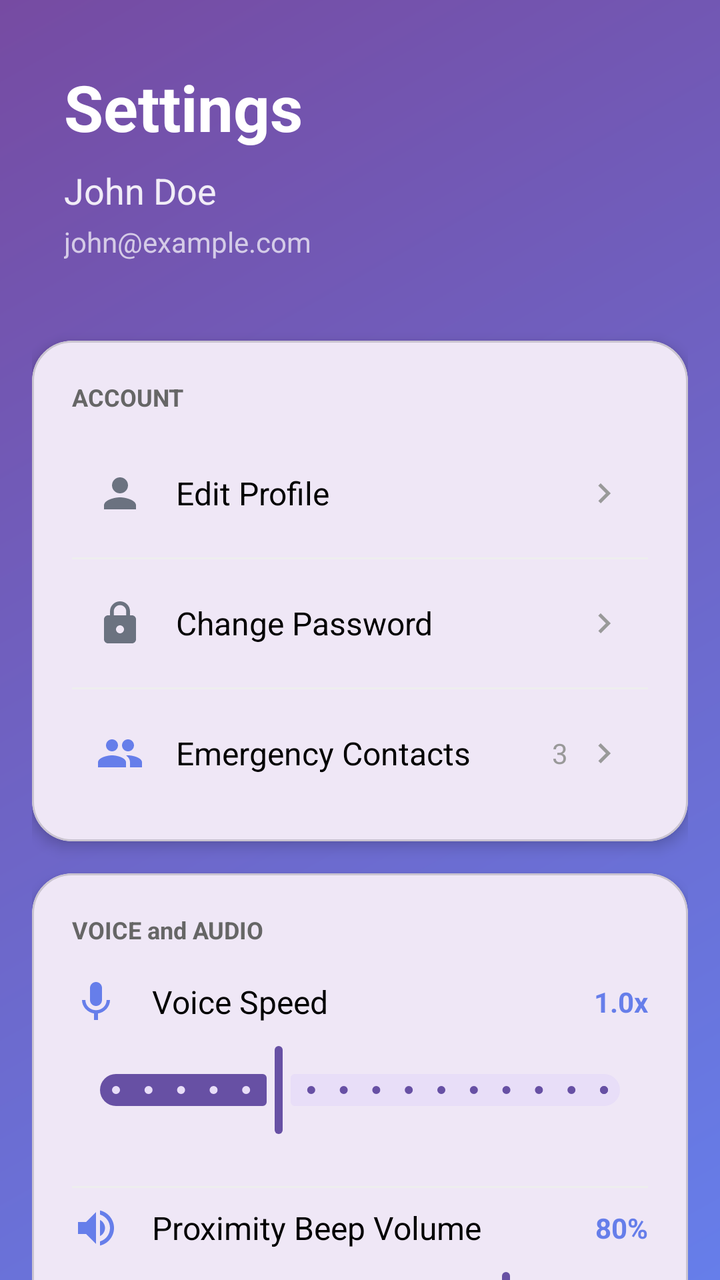
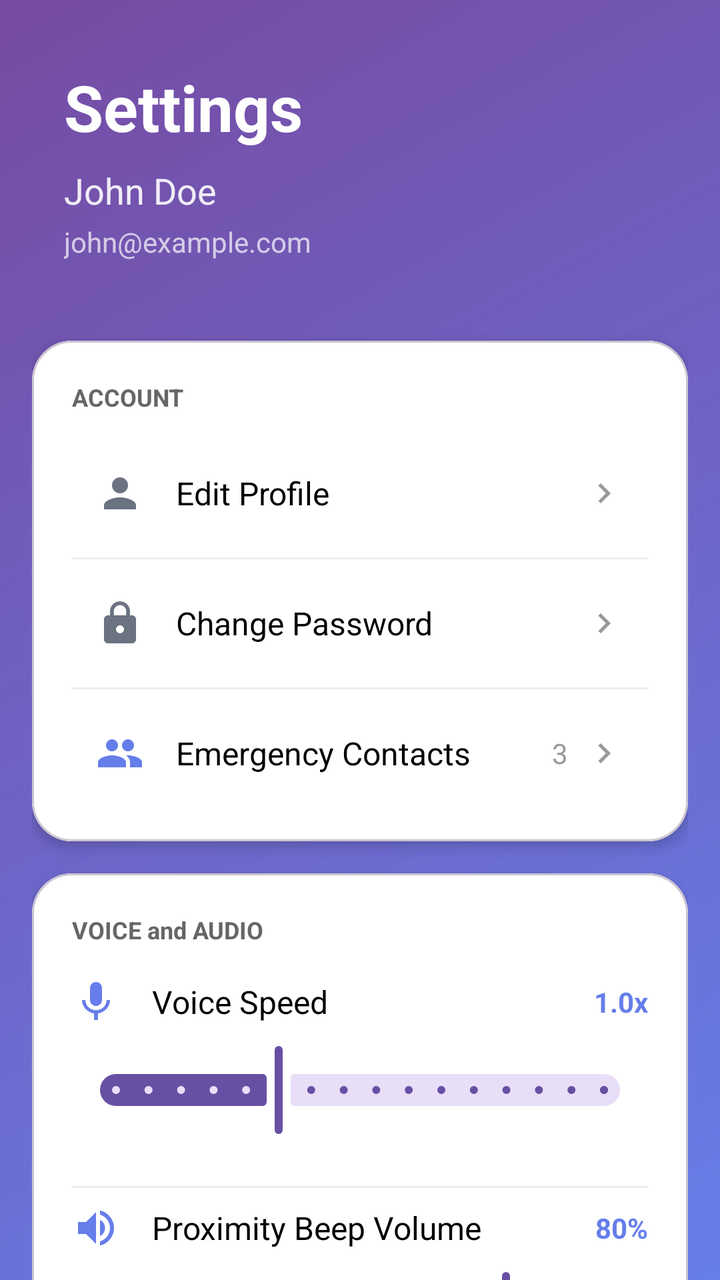

Two renders of the same Android screen: before a commit and after it. Below are the layout's source before the change and the commit's diff.
<!-- AndroidManifest.xml: application theme Theme.MyVisionMate -->
<!-- res/layout/fragment_setting.xml -->
<?xml version="1.0" encoding="utf-8"?>
<androidx.core.widget.NestedScrollView xmlns:android="http://schemas.android.com/apk/res/android"
    xmlns:app="http://schemas.android.com/apk/res-auto"
    xmlns:tools="http://schemas.android.com/tools"
    android:layout_width="match_parent"
    android:layout_height="match_parent"
    android:background="@drawable/gradient_background"
    android:fillViewport="true">

    <LinearLayout
        android:layout_width="match_parent"
        android:layout_height="wrap_content"
        android:orientation="vertical"
        android:padding="16dp">

        
        <LinearLayout
            android:layout_width="match_parent"
            android:layout_height="wrap_content"
            android:orientation="vertical"
            android:padding="16dp"
            android:layout_marginBottom="24dp">

            <TextView
                android:layout_width="wrap_content"
                android:layout_height="wrap_content"
                android:text="Settings"
                android:textColor="@android:color/white"
                android:textSize="32sp"
                android:textStyle="bold"/>

            <TextView
                android:id="@+id/tvUserName"
                android:layout_width="wrap_content"
                android:layout_height="wrap_content"
                android:text="John Doe"
                android:textColor="@android:color/white"
                android:textSize="18sp"
                android:alpha="0.9"
                android:layout_marginTop="8dp"/>

            <TextView
                android:id="@+id/tvUserEmail"
                android:layout_width="wrap_content"
                android:layout_height="wrap_content"
                android:text="john@example.com"
                android:textColor="@android:color/white"
                android:textSize="14sp"
                android:alpha="0.7"
                android:layout_marginTop="4dp"/>

        </LinearLayout>

        
        <com.google.android.material.card.MaterialCardView
            android:layout_width="match_parent"
            android:layout_height="wrap_content"
            android:layout_marginBottom="16dp"
            app:cardCornerRadius="20dp"
            app:cardElevation="4dp">

            <LinearLayout
                android:layout_width="match_parent"
                android:layout_height="wrap_content"
                android:orientation="vertical"
                android:padding="20dp">

                <TextView
                    android:layout_width="wrap_content"
                    android:layout_height="wrap_content"
                    android:text="ACCOUNT"
                    android:textSize="12sp"
                    android:textStyle="bold"
                    android:textColor="#666666"
                    android:layout_marginBottom="16dp"/>

                
                <LinearLayout
                    android:id="@+id/btnEditProfile"
                    android:layout_width="match_parent"
                    android:layout_height="wrap_content"
                    android:orientation="horizontal"
                    android:padding="12dp"
                    android:background="?attr/selectableItemBackground"
                    android:gravity="center_vertical">

                    <ImageView
                        android:layout_width="24dp"
                        android:layout_height="24dp"
                        android:src="@drawable/ic_person"
                         />

                    <TextView
                        android:layout_width="0dp"
                        android:layout_height="wrap_content"
                        android:layout_weight="1"
                        android:text="Edit Profile"
                        android:textSize="16sp"
                        android:textColor="@android:color/black"
                        android:layout_marginStart="16dp"/>

                    <ImageView
                        android:layout_width="20dp"
                        android:layout_height="20dp"
                        android:src="@drawable/ic_chevron_right"
                        />

                </LinearLayout>

                <View
                    android:layout_width="match_parent"
                    android:layout_height="1dp"
                    android:background="#EEEEEE"
                    android:layout_marginVertical="8dp"/>

                
                <LinearLayout
                    android:id="@+id/btnChangePassword"
                    android:layout_width="match_parent"
                    android:layout_height="wrap_content"
                    android:orientation="horizontal"
                    android:padding="12dp"
                    android:background="?attr/selectableItemBackground"
                    android:gravity="center_vertical">

                    <ImageView
                        android:layout_width="24dp"
                        android:layout_height="24dp"
                        android:src="@drawable/ic_lock"
                        />

                    <TextView
                        android:layout_width="0dp"
                        android:layout_height="wrap_content"
                        android:layout_weight="1"
                        android:text="Change Password"
                        android:textSize="16sp"
                        android:textColor="@android:color/black"
                        android:layout_marginStart="16dp"/>

                    <ImageView
                        android:layout_width="20dp"
                        android:layout_height="20dp"
                        android:src="@drawable/ic_chevron_right"
                        />

                </LinearLayout>

                <View
                    android:layout_width="match_parent"
                    android:layout_height="1dp"
                    android:background="#EEEEEE"
                    android:layout_marginVertical="8dp"/>

                
                <LinearLayout
                    android:id="@+id/btnManageGuardians"
                    android:layout_width="match_parent"
                    android:layout_height="wrap_content"
                    android:orientation="horizontal"
                    android:padding="12dp"
                    android:background="?attr/selectableItemBackground"
                    android:gravity="center_vertical">

                    <ImageView
                        android:layout_width="24dp"
                        android:layout_height="24dp"
                        android:src="@drawable/ic_guardian"
                        />

                    <TextView
                        android:layout_width="0dp"
                        android:layout_height="wrap_content"
                        android:layout_weight="1"
                        android:text="Emergency Contacts"
                        android:textSize="16sp"
                        android:textColor="@android:color/black"
                        android:layout_marginStart="16dp"/>

                    <TextView
                        android:id="@+id/tvGuardianCount"
                        android:layout_width="wrap_content"
                        android:layout_height="wrap_content"
                        android:text="3"
                        android:textSize="14sp"
                        android:textColor="#999999"
                        android:layout_marginEnd="8dp"/>

                    <ImageView
                        android:layout_width="20dp"
                        android:layout_height="20dp"
                        android:src="@drawable/ic_chevron_right"
                      />

                </LinearLayout>

            </LinearLayout>

        </com.google.android.material.card.MaterialCardView>

        
        <com.google.android.material.card.MaterialCardView
            android:layout_width="match_parent"
            android:layout_height="wrap_content"
            android:layout_marginBottom="16dp"
            app:cardCornerRadius="20dp"
            app:cardElevation="4dp">

            <LinearLayout
                android:layout_width="match_parent"
                android:layout_height="wrap_content"
                android:orientation="vertical"
                android:padding="20dp">

                <TextView
                    android:layout_width="wrap_content"
                    android:layout_height="wrap_content"
                    android:text="VOICE and AUDIO"
                    android:textSize="12sp"
                    android:textStyle="bold"
                    android:textColor="#666666"
                    android:layout_marginBottom="16dp"/>

                
                <LinearLayout
                    android:layout_width="match_parent"
                    android:layout_height="wrap_content"
                    android:orientation="vertical"
                    android:layout_marginBottom="16dp">

                    <LinearLayout
                        android:layout_width="match_parent"
                        android:layout_height="wrap_content"
                        android:orientation="horizontal"
                        android:gravity="center_vertical">

                        <ImageView
                            android:layout_width="24dp"
                            android:layout_height="24dp"
                            android:src="@drawable/ic_voice"
                           />

                        <TextView
                            android:layout_width="0dp"
                            android:layout_height="wrap_content"
                            android:layout_weight="1"
                            android:text="Voice Speed"
                            android:textSize="16sp"
                            android:textColor="@android:color/black"
                            android:layout_marginStart="16dp"/>

                        <TextView
                            android:id="@+id/tvVoiceSpeed"
                            android:layout_width="wrap_content"
                            android:layout_height="wrap_content"
                            android:text="1.0x"
                            android:textSize="14sp"
                            android:textColor="#667eea"
                            android:textStyle="bold"/>

                    </LinearLayout>

                    <com.google.android.material.slider.Slider
                        android:id="@+id/sliderVoiceSpeed"
                        android:layout_width="match_parent"
                        android:layout_height="wrap_content"
                        android:valueFrom="0.5"
                        android:valueTo="2.0"
                        android:value="1.0"
                        android:stepSize="0.1"
                        android:layout_marginTop="8dp"/>

                </LinearLayout>

                <View
                    android:layout_width="match_parent"
                    android:layout_height="1dp"
                    android:background="#EEEEEE"
                    android:layout_marginVertical="8dp"/>

                
                <LinearLayout
                    android:layout_width="match_parent"
                    android:layout_height="wrap_content"
                    android:orientation="vertical">

                    <LinearLayout
                        android:layout_width="match_parent"
                        android:layout_height="wrap_content"
                        android:orientation="horizontal"
                        android:gravity="center_vertical">

                        <ImageView
                            android:layout_width="24dp"
                            android:layout_height="24dp"
                            android:src="@drawable/ic_volume"
                           />

                        <TextView
                            android:layout_width="0dp"
                            android:layout_height="wrap_content"
                            android:layout_weight="1"
                            android:text="Proximity Beep Volume"
                            android:textSize="16sp"
                            android:textColor="@android:color/black"
                            android:layout_marginStart="16dp"/>

                        <TextView
                            android:id="@+id/tvBeepVolume"
                            android:layout_width="wrap_content"
                            android:layout_height="wrap_content"
                            android:text="80%"
                            android:textSize="14sp"
                            android:textColor="#667eea"
                            android:textStyle="bold"/>

                    </LinearLayout>

                    <com.google.android.material.slider.Slider
                        android:id="@+id/sliderBeepVolume"
                        android:layout_width="match_parent"
                        android:layout_height="wrap_content"
                        android:valueFrom="0"
                        android:valueTo="100"
                        android:value="80"
                        android:stepSize="10"
                        android:layout_marginTop="8dp"/>

                </LinearLayout>

                <View
                    android:layout_width="match_parent"
                    android:layout_height="1dp"
                    android:background="#EEEEEE"
                    android:layout_marginVertical="8dp"/>

                
                <LinearLayout
                    android:layout_width="match_parent"
                    android:layout_height="wrap_content"
                    android:orientation="horizontal"
                    android:padding="12dp"
                    android:gravity="center_vertical">

                    <ImageView
                        android:layout_width="24dp"
                        android:layout_height="24dp"
                        android:src="@drawable/ic_vibration"
                        />

                    <TextView
                        android:layout_width="0dp"
                        android:layout_height="wrap_content"
                        android:layout_weight="1"
                        android:text="Vibration Feedback"
                        android:textSize="16sp"
                        android:textColor="@android:color/black"
                        android:layout_marginStart="16dp"/>

                    <com.google.android.material.switchmaterial.SwitchMaterial
                        android:id="@+id/switchVibration"
                        android:layout_width="wrap_content"
                        android:layout_height="wrap_content"
                        android:checked="true"/>

                </LinearLayout>

            </LinearLayout>

        </com.google.android.material.card.MaterialCardView>

        
        <com.google.android.material.card.MaterialCardView
            android:layout_width="match_parent"
            android:layout_height="wrap_content"
            android:layout_marginBottom="16dp"
            app:cardCornerRadius="20dp"
            app:cardElevation="4dp">

            <LinearLayout
                android:layout_width="match_parent"
                android:layout_height="wrap_content"
                android:orientation="vertical"
                android:padding="20dp">

                <TextView
                    android:layout_width="wrap_content"
                    android:layout_height="wrap_content"
                    android:text="APP PREFERENCES"
                    android:textSize="12sp"
                    android:textStyle="bold"
                    android:textColor="#666666"
                    android:layout_marginBottom="16dp"/>

                
                <LinearLayout
                    android:id="@+id/btnLanguage"
                    android:layout_width="match_parent"
                    android:layout_height="wrap_content"
                    android:orientation="horizontal"
                    android:padding="12dp"
                    android:background="?attr/selectableItemBackground"
                    android:gravity="center_vertical">

                    <ImageView
                        android:layout_width="24dp"
                        android:layout_height="24dp"
                        android:src="@drawable/ic_language"
                        />

                    <TextView
                        android:layout_width="0dp"
                        android:layout_height="wrap_content"
                        android:layout_weight="1"
                        android:text="Language"
                        android:textSize="16sp"
                        android:textColor="@android:color/black"
                        android:layout_marginStart="16dp"/>

                    <TextView
                        android:id="@+id/tvCurrentLanguage"
                        android:layout_width="wrap_content"
                        android:layout_height="wrap_content"
                        android:text="English"
                        android:textSize="14sp"
                        android:textColor="#999999"
                        android:layout_marginEnd="8dp"/>

                    <ImageView
                        android:layout_width="20dp"
                        android:layout_height="20dp"
                        android:src="@drawable/ic_chevron_right"
                        />

                </LinearLayout>

                <View
                    android:layout_width="match_parent"
                    android:layout_height="1dp"
                    android:background="#EEEEEE"
                    android:layout_marginVertical="8dp"/>

                
                <LinearLayout
                    android:layout_width="match_parent"
                    android:layout_height="wrap_content"
                    android:orientation="horizontal"
                    android:padding="12dp"
                    android:gravity="center_vertical">

                    <ImageView
                        android:layout_width="24dp"
                        android:layout_height="24dp"
                        android:src="@drawable/ic_dark_mode"
                        app:tint="#667eea" />

                    <TextView
                        android:layout_width="0dp"
                        android:layout_height="wrap_content"
                        android:layout_weight="1"
                        android:text="High Contrast Mode"
                        android:textSize="16sp"
                        android:textColor="@android:color/black"
                        android:layout_marginStart="16dp"/>

                    <com.google.android.material.switchmaterial.SwitchMaterial
                        android:id="@+id/switchHighContrast"
                        android:layout_width="wrap_content"
                        android:layout_height="wrap_content"
                        android:checked="false"/>

                </LinearLayout>

                <View
                    android:layout_width="match_parent"
                    android:layout_height="1dp"
                    android:background="#EEEEEE"
                    android:layout_marginVertical="8dp"/>

                
                <LinearLayout
                    android:layout_width="match_parent"
                    android:layout_height="wrap_content"
                    android:orientation="horizontal"
                    android:padding="12dp"
                    android:gravity="center_vertical">

                    <ImageView
                        android:layout_width="24dp"
                        android:layout_height="24dp"
                        android:src="@drawable/ic_touch"
                     />

                    <TextView
                        android:layout_width="0dp"
                        android:layout_height="wrap_content"
                        android:layout_weight="1"
                        android:text="Haptic Feedback"
                        android:textSize="16sp"
                        android:textColor="@android:color/black"
                        android:layout_marginStart="16dp"/>

                    <com.google.android.material.switchmaterial.SwitchMaterial
                        android:id="@+id/switchHaptic"
                        android:layout_width="wrap_content"
                        android:layout_height="wrap_content"
                        android:checked="true"/>

                </LinearLayout>

            </LinearLayout>

        </com.google.android.material.card.MaterialCardView>

        
        <com.google.android.material.card.MaterialCardView
            android:layout_width="match_parent"
            android:layout_height="wrap_content"
            android:layout_marginBottom="16dp"
            app:cardCornerRadius="20dp"
            app:cardElevation="4dp">

            <LinearLayout
                android:layout_width="match_parent"
                android:layout_height="wrap_content"
                android:orientation="vertical"
                android:padding="20dp">

                <TextView
                    android:layout_width="wrap_content"
                    android:layout_height="wrap_content"
                    android:text="HELP and SUPPORT"
                    android:textSize="12sp"
                    android:textStyle="bold"
                    android:textColor="#666666"
                    android:layout_marginBottom="16dp"/>

                
                <LinearLayout
                    android:id="@+id/btnTutorial"
                    android:layout_width="match_parent"
                    android:layout_height="wrap_content"
                    android:orientation="horizontal"
                    android:padding="12dp"
                    android:background="?attr/selectableItemBackground"
                    android:gravity="center_vertical">

                    <ImageView
                        android:layout_width="24dp"
                        android:layout_height="24dp"
                        android:src="@drawable/ic_tutorial"
                        />

                    <TextView
                        android:layout_width="0dp"
                        android:layout_height="wrap_content"
                        android:layout_weight="1"
                        android:text="App Tutorial"
                        android:textSize="16sp"
                        android:textColor="@android:color/black"
                        android:layout_marginStart="16dp"/>

                    <ImageView
                        android:layout_width="20dp"
                        android:layout_height="20dp"
                        android:src="@drawable/ic_chevron_right"
                        />

                </LinearLayout>

                <View
                    android:layout_width="match_parent"
                    android:layout_height="1dp"
                    android:background="#EEEEEE"
                    android:layout_marginVertical="8dp"/>

                
                <LinearLayout
                    android:id="@+id/btnPrivacy"
                    android:layout_width="match_parent"
                    android:layout_height="wrap_content"
                    android:orientation="horizontal"
                    android:padding="12dp"
                    android:background="?attr/selectableItemBackground"
                    android:gravity="center_vertical">

                    <ImageView
                        android:layout_width="24dp"
                        android:layout_height="24dp"
                        android:src="@drawable/ic_privacy"
                    />

                    <TextView
                        android:layout_width="0dp"
                        android:layout_height="wrap_content"
                        android:layout_weight="1"
                        android:text="Privacy Policy"
                        android:textSize="16sp"
                        android:textColor="@android:color/black"
                        android:layout_marginStart="16dp"/>

                    <ImageView
                        android:layout_width="20dp"
                        android:layout_height="20dp"
                        android:src="@drawable/ic_chevron_right"
               />

                </LinearLayout>

                <View
                    android:layout_width="match_parent"
                    android:layout_height="1dp"
                    android:background="#EEEEEE"
                    android:layout_marginVertical="8dp"/>

                
                <LinearLayout
                    android:id="@+id/btnAbout"
                    android:layout_width="match_parent"
                    android:layout_height="wrap_content"
                    android:orientation="horizontal"
                    android:padding="12dp"
                    android:background="?attr/selectableItemBackground"
                    android:gravity="center_vertical">

                    <ImageView
                        android:layout_width="24dp"
                        android:layout_height="24dp"
                        android:src="@drawable/ic_info"
                    />

                    <TextView
                        android:layout_width="0dp"
                        android:layout_height="wrap_content"
                        android:layout_weight="1"
                        android:text="About VisionMate"
                        android:textSize="16sp"
                        android:textColor="@android:color/black"
                        android:layout_marginStart="16dp"/>

                    <TextView
                        android:layout_width="wrap_content"
                        android:layout_height="wrap_content"
                        android:text="v1.0.0"
                        android:textSize="14sp"
                        android:textColor="#999999"
                        android:layout_marginEnd="8dp"/>

                    <ImageView
                        android:layout_width="20dp"
                        android:layout_height="20dp"
                        android:src="@drawable/ic_chevron_right"
                />

                </LinearLayout>

            </LinearLayout>

        </com.google.android.material.card.MaterialCardView>

        
        <com.google.android.material.button.MaterialButton
            android:id="@+id/btnLogout"
            android:layout_width="match_parent"
            android:layout_height="60dp"
            android:text="Logout"
            android:textSize="18sp"
            android:layout_marginTop="8dp"
            android:layout_marginBottom="24dp"
            app:icon="@drawable/ic_logout"
            app:iconGravity="textStart"
            app:iconPadding="12dp"
            app:cornerRadius="16dp"
            style="@style/Widget.Material3.Button.OutlinedButton"
            android:textColor="#F44336"
            app:strokeColor="#F44336"/>

    </LinearLayout>

</androidx.core.widget.NestedScrollView>
<!-- resources referenced by this layout -->
<resources>
  <!-- drawable gradient_background (drawable) -->
  <shape xmlns:android="http://schemas.android.com/apk/res/android">
      <gradient
          android:angle="135"
          android:startColor="#667eea"
          android:endColor="#764ba2"
          android:type="linear" />
  </shape>
  <!-- drawable ic_chevron_right (drawable) -->
  <vector xmlns:android="http://schemas.android.com/apk/res/android"
      android:width="24dp"
      android:height="24dp"
      android:viewportWidth="24"
      android:viewportHeight="24">
      <path
          android:fillColor="#999999"
          android:pathData="M10,6L8.59,7.41 13.17,12l-4.58,4.59L10,18l6,-6z"/>
  </vector>
  <!-- drawable ic_info (drawable) -->
  <vector xmlns:android="http://schemas.android.com/apk/res/android"
      android:width="24dp"
      android:height="24dp"
      android:viewportWidth="24"
      android:viewportHeight="24">
  
      <path
          android:fillColor="#000000"
          android:pathData="
              M11,17H13V11H11V17ZM11,9H13V7H11V9ZM12,2
              C6.48,2 2,6.48 2,12
              C2,17.52 6.48,22 12,22
              C17.52,22 22,17.52 22,12
              C22,6.48 17.52,2 12,2Z"/>
  </vector>
  <!-- drawable ic_logout (drawable) -->
  <?xml version="1.0" encoding="utf-8"?>
  <vector xmlns:android="http://schemas.android.com/apk/res/android"
      android:width="24dp"
      android:height="24dp"
      android:viewportWidth="24"
      android:viewportHeight="24">
      <path
          android:fillColor="#F44336"
          android:pathData="M17,7l-1.41,1.41L18.17,11H8v2h10.17l-2.58,2.58L17,17l5,-5zM4,5h8V3H4c-1.1,0 -2,0.9 -2,2v14c0,1.1 0.9,2 2,2h8v-2H4V5z"/>
  </vector>
  <!-- drawable ic_person (drawable) -->
  <vector xmlns:android="http://schemas.android.com/apk/res/android"
      android:width="24dp"
      android:height="24dp"
      android:viewportWidth="24"
      android:viewportHeight="24">
      <path
          android:fillColor="#6B7280"
          android:pathData="M12,12c2.21,0 4,-1.79 4,-4s-1.79,-4 -4,-4 -4,1.79 -4,4 1.79,4 4,4zM12,14c-2.67,0 -8,1.34 -8,4v2h16v-2c0,-2.66 -5.33,-4 -8,-4z"/>
  </vector>
  <!-- drawable ic_privacy (drawable) -->
  <vector xmlns:android="http://schemas.android.com/apk/res/android"
      android:width="24dp"
      android:height="24dp"
      android:viewportWidth="24"
      android:viewportHeight="24">
      <path
          android:fillColor="#667eea"
          android:pathData="M12,1L3,5v6c0,5.55 3.84,10.74 9,12 5.16,-1.26 9,-6.45 9,-12L21,5l-9,-4zM10,17l-4,-4 1.41,-1.41L10,14.17l6.59,-6.59L18,9l-8,8z"/>
  </vector>
  <!-- drawable ic_tutorial (drawable) -->
  <vector xmlns:android="http://schemas.android.com/apk/res/android"
      android:width="24dp"
      android:height="24dp"
      android:viewportWidth="24"
      android:viewportHeight="24">
      <path
          android:fillColor="#667eea"
          android:pathData="M12,2C6.48,2 2,6.48 2,12s4.48,10 10,10 10,-4.48 10,-10S17.52,2 12,2zM10,16.5v-9l6,4.5 -6,4.5z"/>
  </vector>
  <!-- drawable ic_voice (drawable) -->
  <vector xmlns:android="http://schemas.android.com/apk/res/android"
      android:width="24dp"
      android:height="24dp"
      android:viewportWidth="24"
      android:viewportHeight="24">
      <path
          android:fillColor="#667eea"
          android:pathData="M12,14c1.66,0 2.99,-1.34 2.99,-3L15,5c0,-1.66 -1.34,-3 -3,-3S9,3.34 9,5v6c0,1.66 1.34,3 3,3zM17.3,11c0,3 -2.54,5.1 -5.3,5.1S6.7,14 6.7,11L5,11c0,3.41 2.72,6.23 6,6.72L11,21h2v-3.28c3.28,-0.48 6,-3.3 6,-6.72h-1.7z"/>
  </vector>
  <style name="Theme.MyVisionMate" parent="Base.Theme.MyVisionMate" />
  <style name="Base.Theme.MyVisionMate" parent="Theme.Material3.DayNight.NoActionBar">
          
          
      </style>
  <!-- unchanged entries left out for length: 7 -->
</resources>

<!-- the commit's change to res/layout/fragment_setting.xml (unified diff, before → after) -->
@@ -63,6 +63,7 @@
                 android:layout_width="match_parent"
                 android:layout_height="wrap_content"
                 android:orientation="vertical"
+                android:background="#FFFFFF"
                 android:padding="20dp">
 
                 <TextView
@@ -210,6 +211,7 @@
                 android:layout_width="match_parent"
                 android:layout_height="wrap_content"
                 android:orientation="vertical"
+                android:background="#FFFFFF"
                 android:padding="20dp">
 
                 <TextView
@@ -381,6 +383,7 @@
                 android:layout_width="match_parent"
                 android:layout_height="wrap_content"
                 android:orientation="vertical"
+                android:background="#FFFFFF"
                 android:padding="20dp">
 
                 <TextView
@@ -524,6 +527,7 @@
                 android:layout_width="match_parent"
                 android:layout_height="wrap_content"
                 android:orientation="vertical"
+                android:background="#FFFFFF"
                 android:padding="20dp">
 
                 <TextView
